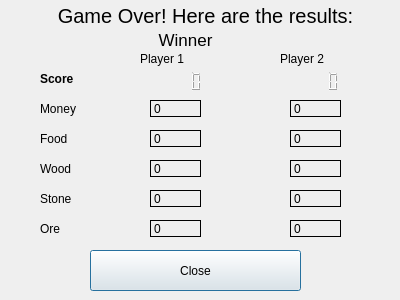
Above: Game/endgamedialog.ui from villeh987/Pirkanmaa-Conquest-Game before the change. Below: the same form after it.
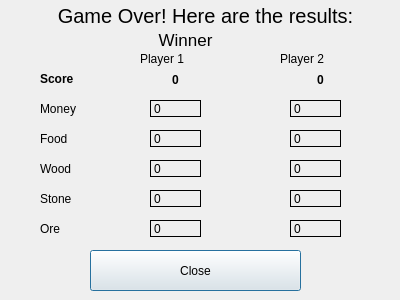
That is the form after the change.

Commit message: Added documentation into mapwindow. Removed unused code and debugs. Changed endgamedialog player score labels

```diff
--- a/Game/endgamedialog.ui
+++ b/Game/endgamedialog.ui
@@ -341,47 +341,54 @@
     <string>Score</string>
    </property>
   </widget>
-  <widget class="QLCDNumber" name="p1Score">
+  <widget class="QLabel" name="p2Score">
    <property name="geometry">
     <rect>
-     <x>153</x>
+     <x>260</x>
      <y>70</y>
-     <width>51</width>
-     <height>23</height>
+     <width>121</width>
+     <height>20</height>
     </rect>
    </property>
+   <property name="font">
+    <font>
+     <weight>75</weight>
+     <bold>true</bold>
+    </font>
+   </property>
    <property name="frameShape">
     <enum>QFrame::NoFrame</enum>
    </property>
-   <property name="frameShadow">
-    <enum>QFrame::Raised</enum>
+   <property name="text">
+    <string>0</string>
    </property>
-   <property name="digitCount">
-    <number>5</number>
-   </property>
-   <property name="segmentStyle">
-    <enum>QLCDNumber::Outline</enum>
+   <property name="alignment">
+    <set>Qt::AlignCenter</set>
    </property>
   </widget>
-  <widget class="QLCDNumber" name="p2Score">
+  <widget class="QLabel" name="p1Score">
    <property name="geometry">
     <rect>
-     <x>290</x>
+     <x>120</x>
      <y>70</y>
-     <width>51</width>
-     <height>23</height>
+     <width>111</width>
+     <height>20</height>
     </rect>
    </property>
    <property name="font">
     <font>
-     <kerning>true</kerning>
+     <weight>75</weight>
+     <bold>true</bold>
     </font>
    </property>
    <property name="frameShape">
     <enum>QFrame::NoFrame</enum>
    </property>
-   <property name="segmentStyle">
-    <enum>QLCDNumber::Outline</enum>
+   <property name="text">
+    <string>0</string>
+   </property>
+   <property name="alignment">
+    <set>Qt::AlignCenter</set>
    </property>
   </widget>
  </widget>
```
The commit also changes 6 other files.
